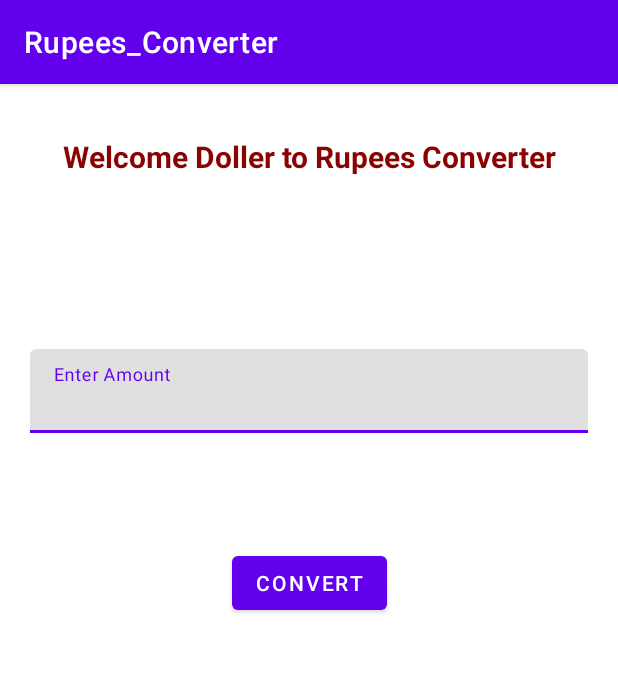
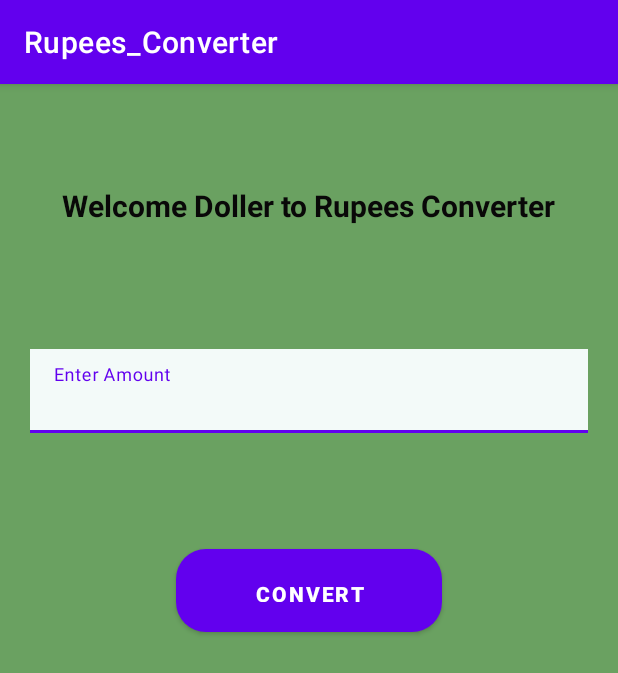
Before and after one commit to vikas790/Rupees_Converter, an Android app: the screen it shows after launch (MainActivity), on a phone screen of 412 x 824 dp. Shown: the top 673 px of the screen. Run offline under Robolectric (Android 15) with nearby library versions, the phone set to English and light mode, and no system bars.

Commit message:
This is my first commit

```diff
--- a/app/src/main/res/layout/activity_main.xml
+++ b/app/src/main/res/layout/activity_main.xml
@@ -1,10 +1,10 @@
 <?xml version="1.0" encoding="utf-8"?>
-<androidx.constraintlayout.widget.ConstraintLayout
-    xmlns:android="http://schemas.android.com/apk/res/android"
+<androidx.constraintlayout.widget.ConstraintLayout xmlns:android="http://schemas.android.com/apk/res/android"
     xmlns:app="http://schemas.android.com/apk/res-auto"
     xmlns:tools="http://schemas.android.com/tools"
     android:layout_width="match_parent"
     android:layout_height="match_parent"
+    android:background="#6AA161"
     tools:context=".MainActivity">
 
     <com.google.android.material.textview.MaterialTextView
@@ -13,18 +13,20 @@
         android:layout_width="wrap_content"
         android:layout_height="wrap_content"
         android:text="Welcome Doller to Rupees Converter"
-        android:textColor="#8a0303"
+        android:textColor="#090808"
         android:textSize="20dp"
         android:textStyle="bold"
         app:layout_constraintBottom_toBottomOf="@id/dollerInputLayout"
         app:layout_constraintBottom_toTopOf="@id/dollerInputLayout"
         app:layout_constraintEnd_toEndOf="parent"
+        app:layout_constraintHorizontal_bias="0.493"
         app:layout_constraintStart_toStartOf="parent"
         app:layout_constraintTop_toTopOf="parent"
-        app:layout_constraintVertical_bias="0.233" />
+        app:layout_constraintVertical_bias="0.449" />
 
     <com.google.android.material.textfield.TextInputLayout
         android:id="@+id/dollerInputLayout"
+        style="Widget.MaterialComponents.TextInputLayout.OutlinedBox"
         android:layout_width="match_parent"
         android:layout_height="wrap_content"
         android:layout_margin="20dp"
@@ -33,13 +35,13 @@
         app:layout_constraintEnd_toEndOf="parent"
         app:layout_constraintStart_toStartOf="parent"
         app:layout_constraintTop_toTopOf="parent"
-        app:layout_constraintVertical_bias="0.233"
-        style="Widget.MaterialComponents.TextInputLayout.OutlinedBox" >
+        app:layout_constraintVertical_bias="0.233">
 
         <com.google.android.material.textfield.TextInputEditText
             android:id="@+id/dollerTextInput"
             android:layout_width="match_parent"
             android:layout_height="wrap_content"
+            android:background="#F3FAF9"
             android:inputType="numberDecimal"
             android:maxLength="5"
             android:maxLines="1"
@@ -51,11 +53,14 @@
 
     <com.google.android.material.button.MaterialButton
         android:id="@+id/converterButton"
-        android:layout_width="wrap_content"
-        android:layout_height="wrap_content"
+        android:layout_width="177dp"
+        android:layout_height="67dp"
         android:layout_margin="10dp"
         android:onClick="convetToRupees"
+        android:padding="20dp"
         android:text="CONVERT"
+        android:textStyle="bold"
+        app:cornerRadius="20dp"
         app:layout_constraintBottom_toBottomOf="parent"
         app:layout_constraintEnd_toEndOf="parent"
         app:layout_constraintStart_toStartOf="parent"
```
Also changed, not shown: app/src/main/java/com/example/rupees_converter/MainActivity.java (indentation only).
